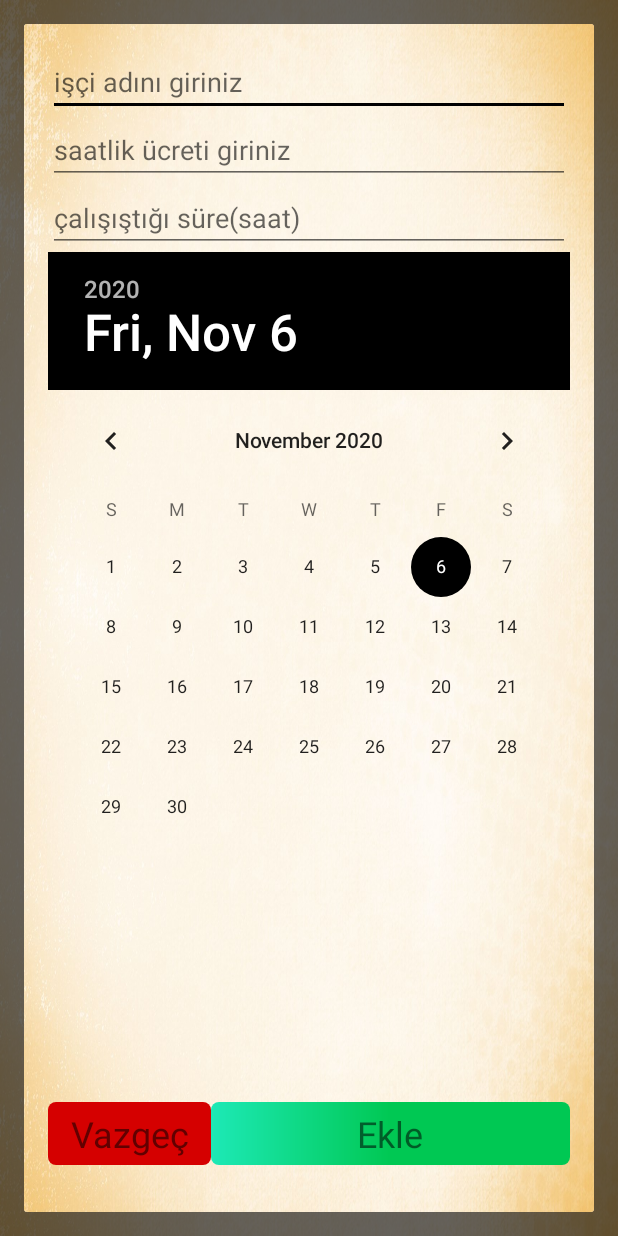
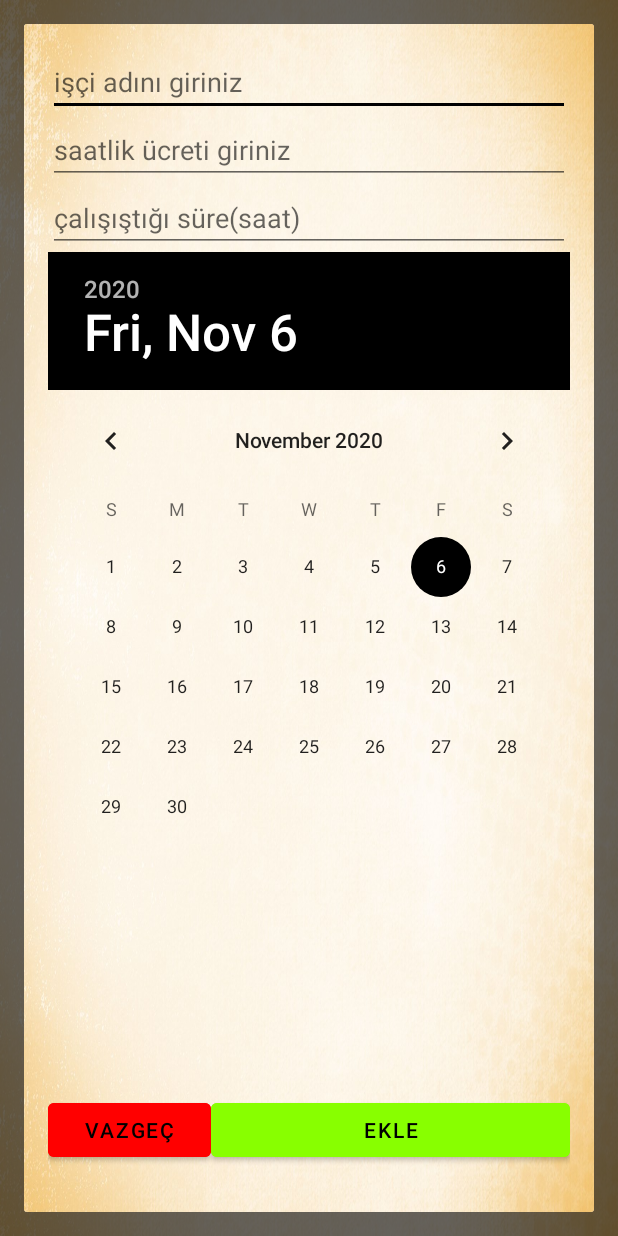
Before and after one commit to omercikali/MobilDefterim2, an Android app: the Workers_page screen opened directly, with no data from a screen before it, after a tap on an icon or button, on a phone screen of 412 x 824 dp. Run offline under Robolectric (Android 15) with nearby library versions, the phone set to English and light mode, and no system bars; our stand-ins replace Firebase (no records; nobody signed in at launch, a user with empty details on screens opened directly).

Commit message:
added dialog screen

```diff
--- a/app/src/main/java/com/omercikali/mobildefterim/Workers_page.java
+++ b/app/src/main/java/com/omercikali/mobildefterim/Workers_page.java
@@ -8,8 +8,12 @@ import android.content.Intent;
 import android.os.Bundle;
 import android.view.LayoutInflater;
 import android.view.View;
+import android.webkit.WebView;
 import android.widget.Button;
+import android.widget.DatePicker;
+import android.widget.EditText;
 import android.widget.ImageView;
+import android.widget.TextView;
 
 import com.google.firebase.auth.FirebaseAuth;
 import com.google.firebase.auth.FirebaseUser;
@@ -17,43 +21,48 @@ import com.google.firebase.database.DatabaseReference;
 import com.google.firebase.database.FirebaseDatabase;
 
 public class Workers_page extends AppCompatActivity {
-ImageView add_worker,calendarIm;
+    ImageView add_worker, calendarIm;
+    EditText isci_Adi_Et, ne_kadar_calisti_ET, saatli_ucret_Et;
+    DatePicker datePicker;
+    Button ekle_Btn, vazgec_Btn;
+    Dialog dialog;
+
+
     @Override
     protected void onCreate(Bundle savedInstanceState) {
         super.onCreate(savedInstanceState);
         setContentView(R.layout.activity_workers_page);
-
-        add_worker=findViewById(R.id.add_worker);
-        calendarIm=findViewById(R.id.calendar_im);
+        ekle_Btn = findViewById(R.id.ekle_Btn);
+        vazgec_Btn = findViewById(R.id.vazgec_Btn);
+        isci_Adi_Et = findViewById(R.id.isci_adi_ET);
+        ne_kadar_calisti_ET = findViewById(R.id.ne_kadar_calisti_ET);
+        saatli_ucret_Et = findViewById(R.id.saatlik_ucret_ET);
+        datePicker = findViewById(R.id.datePicker);
+        add_worker = findViewById(R.id.add_worker);
+        calendarIm = findViewById(R.id.calendar_im);
 
         new AlertDialog.Builder(Workers_page.this);
 
         add_worker.setOnClickListener(new View.OnClickListener() {
             @Override
             public void onClick(View v) {
-        Dialog dialog=new Dialog(Workers_page.this);
+                dialog = new Dialog(Workers_page.this);
                 dialog.setTitle("İşçi Ekle");
                 dialog.setContentView(R.layout.add_worker_dialog);
                 dialog.show();
-
             }
         });
 
+    }
+
+    public void ekleBtn(View view) {
+        dialog.dismiss();
 
     }
 
-
-
-
-
-
-
-
-
-
-
-
-
+    public void vazgecBtn(View view) {
+        dialog.dismiss();
+    }
 
     @Override
     public void onBackPressed() {
--- a/app/src/main/res/layout/add_worker_dialog.xml
+++ b/app/src/main/res/layout/add_worker_dialog.xml
@@ -33,6 +33,7 @@
             android:inputType="number"></EditText>
 
         <DatePicker
+            android:id="@+id/datePicker"
             android:layout_width="wrap_content"
             android:layout_height="wrap_content"
             android:layout_gravity="center"></DatePicker>
@@ -44,25 +45,23 @@
         android:layout_weight="1"
         android:orientation="horizontal">
 
-        <TextView
-            android:id="@+id/vazgec_Tw"
+        <Button
+            android:id="@+id/vazgec_Btn"
             android:layout_width="wrap_content"
             android:layout_height="wrap_content"
             android:layout_weight="1"
-            android:background="@drawable/vazgec_btn"
-            android:gravity="center"
-            android:text="Vazgeç"
-            android:textSize="24sp" />
+            android:backgroundTint="#FF0000"
+            android:onClick="vazgecBtn"
+            android:text="vazgeç" />
 
-        <TextView
-            android:id="@+id/ekle_Tw"
+        <Button
+            android:id="@+id/ekle_Btn"
             android:layout_width="wrap_content"
             android:layout_height="wrap_content"
             android:layout_weight="9"
-            android:background="@drawable/ekle_btn"
-            android:gravity="center"
-            android:text="Ekle"
-            android:textSize="24sp" />
+            android:backgroundTint="#88FF00"
+            android:onClick="ekleBtn"
+            android:text="ekle" />
     </LinearLayout>
 
 </LinearLayout>
```
Lines whose indentation alone changed are shown as unchanged.
